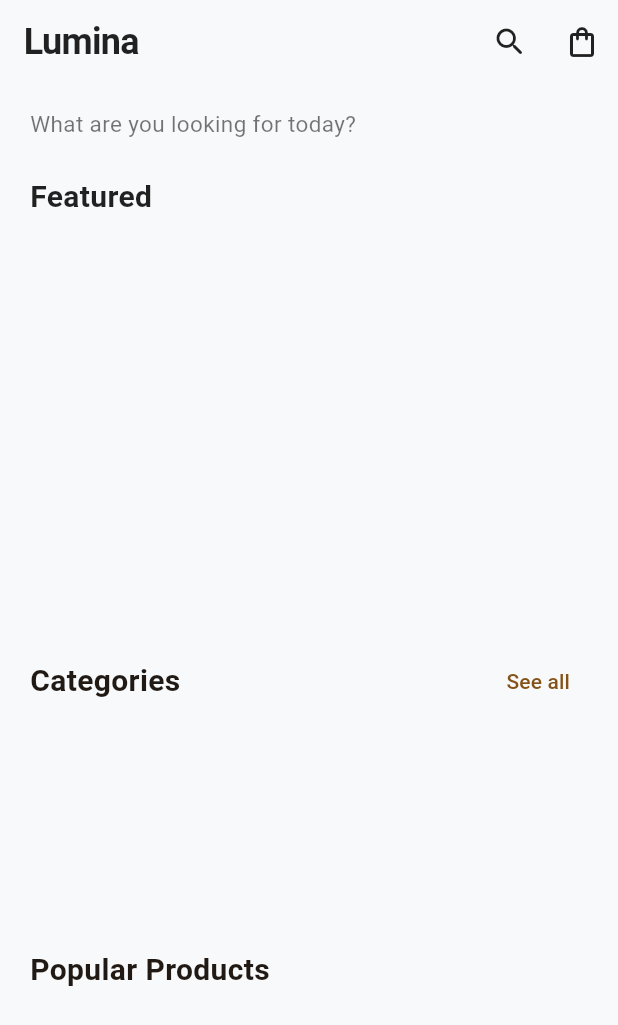
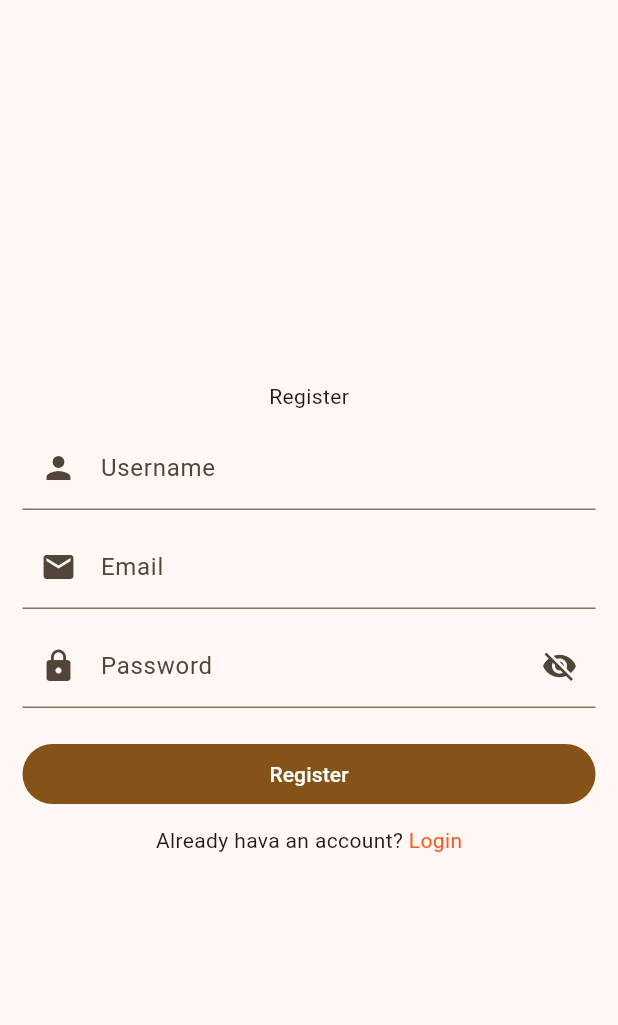
Before and after one commit to prasiddha-dahal/Lumina, a Flutter app: the screen it shows after launch, on a phone screen of 412 x 824 dp. Shown: the top 1025 px of the screen. Run offline on Flutter 3.47's test engine with Material 3 defaults, Android fonts, the phone set to English and light mode, and no system bars; drawn by our look-alikes of carousel_slider; our stand-ins replace dio, flutter_html, gap, get; missing offline and left inert: flutter_overlay_loader; network calls fail.

Commit message:
Register page done

```diff
--- a/lib/bindings/controllers_binding.dart
+++ b/lib/bindings/controllers_binding.dart
@@ -1,3 +1,4 @@
+import 'package:flutterecommerce/controllers/auth_controller.dart';
 import 'package:flutterecommerce/controllers/category_controller.dart';
 import 'package:flutterecommerce/controllers/product_controller.dart';
 import 'package:get/get.dart';
@@ -7,6 +8,7 @@ class ControllersBinding extends Bindings {
   void dependencies() {
     Get.put<ProductController>(ProductController(),permanent: true);
     Get.put<CategoryController>(CategoryController(),permanent: true);
+    Get.put<AuthController>(AuthController(),permanent: true);
   }
 
 }
--- /dev/null
+++ b/lib/controllers/auth_controller.dart
@@ -0,0 +1,48 @@
+import 'package:flutter/material.dart';
+import 'package:flutterecommerce/models/register_model.dart';
+import 'package:flutterecommerce/services/auth_service.dart';
+import 'package:get/get.dart';
+
+class AuthController extends GetxController {
+  var isLoading = false.obs;
+  var registerUser = RegisterModel(
+    success: false,
+    token: null,
+    message: null,
+  ).obs;
+  var name = TextEditingController();
+  var email = TextEditingController();
+  var password = TextEditingController();
+
+  Future register() async {
+    try {
+      isLoading(true);
+      var response = await AuthService.register(
+        name.text,
+        email.text,
+        password.text,
+      );
+      if (response != null) {
+        registerUser.value = RegisterModel.fromJson(response.data);
+        if (registerUser.value.success == true) {
+          name.clear();
+          email.clear();
+          password.clear();
+          Get.snackbar(
+            "Success",
+            "Account created successfully",
+            backgroundColor: Colors.greenAccent,
+          );
+        } else {
+          Get.snackbar(
+            "Error",
+            "Invalid Credentials",
+            backgroundColor: Colors.redAccent,
+          );
+        }
+      }
+    } finally {
+      isLoading(false);
+    }
+  }
+}
--- a/lib/main.dart
+++ b/lib/main.dart
@@ -1,6 +1,7 @@
 import 'package:flutter/material.dart';
 import 'package:flutterecommerce/bindings/controllers_binding.dart';
 import 'package:flutterecommerce/views/home_view.dart';
+import 'package:flutterecommerce/views/register_view.dart';
 import 'package:get/get.dart';
 
 void main() {
@@ -16,7 +17,7 @@ class MyApp extends StatelessWidget {
     return GetMaterialApp(
       title: 'Flutter Demo',
       theme: ThemeData(colorScheme: .fromSeed(seedColor: Colors.orange)),
-      home: HomeView(),
+      home: RegisterView(),
       initialBinding: ControllersBinding(),
     );
   }
--- /dev/null
+++ b/lib/models/register_model.dart
@@ -0,0 +1,20 @@
+class RegisterModel {
+    RegisterModel({
+        required this.success,
+        required this.token,
+        required this.message,
+    });
+
+    final bool? success;
+    final String? token;
+    final String? message;
+
+    factory RegisterModel.fromJson(Map<String, dynamic> json){
+        return RegisterModel(
+            success: json["success"],
+            token: json["token"],
+            message: json["message"],
+        );
+    }
+
+}
--- /dev/null
+++ b/lib/services/auth_service.dart
@@ -0,0 +1,14 @@
+import 'package:flutterecommerce/utils/apiUtil.dart';
+
+class AuthService {
+  //register
+
+  static Future register(String name, String email, String password) async {
+    final response = await Apiutil.dio.post(
+      "/register",
+      data: {"name": name, "email": email, "password": password},
+    );
+
+    return response;
+  }
+}
--- /dev/null
+++ b/lib/utils/screen_size.dart
@@ -0,0 +1,5 @@
+class ScreenSize {
+  static double screenPadding = 15.0;
+  static double hGap = 10.0;
+  static double vGap = 10.0;
+}
--- /dev/null
+++ b/lib/views/register_view.dart
@@ -0,0 +1,110 @@
+import 'package:flutter/material.dart';
+import 'package:flutter_overlay_loader/flutter_overlay_loader.dart';
+import 'package:flutterecommerce/controllers/auth_controller.dart';
+import 'package:flutterecommerce/utils/screen_size.dart';
+import 'package:gap/gap.dart';
+import 'package:get/get.dart';
+
+class RegisterView extends GetView<AuthController> {
+  const RegisterView({super.key});
+
+  @override
+  Widget build(BuildContext context) {
+    return Scaffold(
+      body: SingleChildScrollView(
+        child: Center(
+          child: SizedBox(
+            height: MediaQuery.of(context).size.height,
+            child: Column(
+              mainAxisAlignment: MainAxisAlignment.center,
+              children: [
+                Padding(
+                  padding: EdgeInsets.symmetric(
+                    horizontal: ScreenSize.screenPadding,
+                  ),
+                  child: Form(
+                    child: Column(
+                      children: [
+                        Text("Register"),
+                        Gap(ScreenSize.vGap),
+                        //username
+                        TextFormField(
+                          controller: controller.name,
+                          decoration: InputDecoration(
+                            prefixIcon: Icon(Icons.person),
+                            hint: Text("Enter your Full Name"),
+                            label: Text("Username"),
+                          ),
+                        ),
+
+                        Gap(ScreenSize.vGap),
+
+                        //email
+                        TextFormField(
+                          controller: controller.email,
+                          decoration: InputDecoration(
+                            prefixIcon: Icon(Icons.email),
+                            hint: Text("Enter Email"),
+                            label: Text("Email"),
+                          ),
+                          keyboardType: TextInputType.emailAddress,
+                        ),
+
+                        Gap(ScreenSize.vGap),
+
+                        //password
+                        TextFormField(
+                          controller: controller.password,
+                          obscureText: true,
+                          decoration: InputDecoration(
+                            prefixIcon: Icon(Icons.lock),
+                            suffixIcon: IconButton(
+                              onPressed: () {},
+                              icon: Icon(Icons.visibility_off),
+                            ),
+                            hint: Text("Enter Password"),
+                            label: Text("Password"),
+                          ),
+                        ),
+
+                        Gap(ScreenSize.vGap),
+                        Gap(ScreenSize.vGap),
+
+                        // register button
+                        Row(
+                          children: [
+                            Expanded(
+                              child: FilledButton(
+                                onPressed: () async{
+                                  Loader.show(context);
+                                  await controller.register();
+                                  Loader.hide();
+                                },
+                                child: Text("Register"),
+                              ),
+                            ),
+                          ],
+                        ),
+
+                        Gap(ScreenSize.vGap),
+
+                        //Already have an account
+                        Row(
+                          mainAxisAlignment: MainAxisAlignment.center,
+                          children: [
+                            Text("Already hava an account? "),
+                            GestureDetector(onTap: () {}, child: Text("Login", style: TextStyle(color: Colors.deepOrange),)),
+                          ],
+                        ),
+                      ],
+                    ),
+                  ),
+                ),
+              ],
+            ),
+          ),
+        ),
+      ),
+    );
+  }
+}
--- a/pubspec.yaml
+++ b/pubspec.yaml
@@ -39,6 +39,7 @@ dependencies:
   get: ^4.7.3
   dio: ^5.9.2
   carousel_slider: ^5.1.2
+  flutter_overlay_loader: ^2.0.0
 
 dev_dependencies:
   flutter_test:
```
Also changed, not shown: pubspec.lock.
